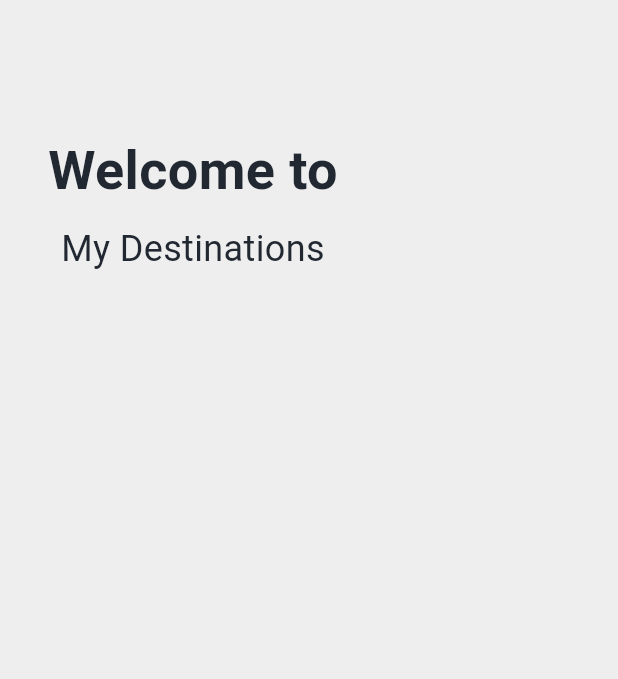
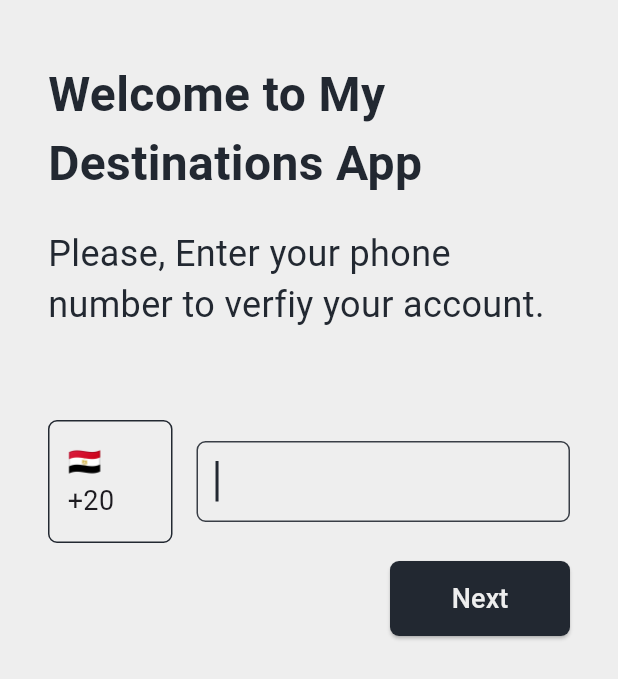
Before and after one commit to eng-abdallahyasser/My-Destinations-App, a Flutter app: the LoginScreen screen opened directly, on a phone screen of 412 x 824 dp. Shown: the top 679 px of the screen. Run offline on Flutter 3.47's test engine with Material 3 defaults, Android fonts, the phone set to English and light mode, and no system bars; our stand-ins replace firebase_core; accounts and stored records are empty.

Commit message:
"Updated LoginScreen with new UI components and functionality, and modified AppRouter and main.dart to accommodate changes."

```diff
--- a/my_destinations/lib/UI/screens/login_screen.dart
+++ b/my_destinations/lib/UI/screens/login_screen.dart
@@ -1,32 +1,112 @@
 import 'package:flutter/material.dart';
 import 'package:my_destinations/constants/my_colors.dart';
 
+// ignore: must_be_immutable
 class LoginScreen extends StatelessWidget {
-  const LoginScreen({super.key});
+  LoginScreen({super.key});
+
+  String _phone = '';
 
   Widget _bluidIntroTexts() {
-  return const Column(
-    children: [
+    return const Column(children: [
       Text(
-        'Welcome to',
+        'Welcome to My Destinations App',
         style: TextStyle(
-          fontSize: 36,
+          fontSize: 32,
           color: MyColors.myBlack,
           fontWeight: FontWeight.bold,
         ),
       ),
       SizedBox(
-            height: 10,
+        height: 20,
       ),
       Text(
-            'My Destinations',
+        'Please, Enter your phone number to verfiy your account.',
         style: TextStyle(
           fontSize: 24,
           color: MyColors.myBlack,
-
         ),
       ),
-    ]
+      SizedBox(
+        height: 60,
+      )
+    ]);
+  }
+
+  Widget _bluidPhoneFormField() {
+    return Row(
+      children: [
+        Expanded(
+          flex: 1,
+          child: Container(
+              padding: const EdgeInsets.symmetric(horizontal: 12, vertical: 14),
+              decoration: BoxDecoration(
+                  border: Border.all(color: MyColors.myBlack),
+                  borderRadius: const BorderRadius.all(Radius.circular(6))),
+              child: Text(
+                "${generateCountryFlag('eg')} +20",
+                style: const TextStyle(fontSize: 18),
+              )),
+        ),
+        const SizedBox(
+          width: 16,
+        ),
+        Expanded(
+          flex: 3,
+          child: Container(
+              padding: const EdgeInsets.symmetric(horizontal: 12, vertical: 2),
+              decoration: BoxDecoration(
+                  border: Border.all(color: MyColors.mySoftBlack),
+                  borderRadius: const BorderRadius.all(Radius.circular(6))),
+              child: TextFormField(
+                autofocus: true,
+                style: const TextStyle(
+                  fontSize: 18,
+                  letterSpacing: 4,
+                ),
+                decoration: const InputDecoration(border: InputBorder.none),
+                cursorColor: MyColors.myBlack,
+                keyboardType: TextInputType.phone,
+                validator: (value) {
+                  if (value!.isEmpty) {
+                    return 'Please enter your phone number!';
+                  } else if (value.length > 11) {
+                    return 'Too short for a phone number!';
+                  }
+                  return null;
+                },
+                onSaved: (value) {
+                  _phone = value!;
+                },
+              )),
+        ),
+      ],
+    );
+  }
+
+  String generateCountryFlag(String countryCode) {
+    return countryCode.toUpperCase().replaceAllMapped(RegExp(r'[A-Z]'),
+        (match) => String.fromCharCode(match.group(0)!.codeUnitAt(0) + 127397));
+  }
+
+  Widget _bluidNextButton() {
+    return Align(
+      alignment: Alignment.centerRight,
+      child: Padding(
+        padding: EdgeInsets.symmetric(vertical: 12),
+        child: ElevatedButton(
+          onPressed: () {},
+          style: ElevatedButton.styleFrom(
+              minimumSize: const Size(120, 50),
+              backgroundColor: MyColors.myBlack,
+              shape: RoundedRectangleBorder(
+                  borderRadius: BorderRadius.circular(6))),
+          child: const Text(
+            'Next',
+            style: TextStyle(fontSize: 18, color: MyColors.myWhite),
+          ),
+        ),
+      ),
     );
   }
 
@@ -38,11 +118,13 @@ Widget _bluidIntroTexts() {
         body: Form(
           key: UniqueKey(),
           child: Container(
-            margin: EdgeInsets.symmetric(horizontal: 32,vertical: 88),
+            margin: EdgeInsets.symmetric(horizontal: 32, vertical: 40),
             child: Column(
               crossAxisAlignment: CrossAxisAlignment.start,
               children: [
                 _bluidIntroTexts(),
+                _bluidPhoneFormField(),
+                _bluidNextButton(),
               ],
             ),
           ),
--- a/my_destinations/lib/app_router.dart
+++ b/my_destinations/lib/app_router.dart
@@ -8,7 +8,7 @@ class AppRouter {
       case '/':
       return MaterialPageRoute(builder: (_) => const HomeScreen());
       case '/login':
-      return MaterialPageRoute(builder: (_) => const LoginScreen());
+      return MaterialPageRoute(builder: (_) => LoginScreen());
       default:
       return MaterialPageRoute(builder: (_) => const Scaffold(body: Center(child: Text('Route not found'))));
     }
--- a/my_destinations/lib/main.dart
+++ b/my_destinations/lib/main.dart
@@ -1,9 +1,9 @@
 import 'package:firebase_core/firebase_core.dart';
 import 'package:flutter/material.dart';
+import 'package:my_destinations/UI/screens/login_screen.dart';
 import 'package:my_destinations/app_router.dart';
 
 void main() async {
-
   WidgetsFlutterBinding.ensureInitialized();
   await Firebase.initializeApp();
 
@@ -27,12 +27,14 @@ class MyApp extends StatelessWidget {
         useMaterial3: true,
       ),
       home: Scaffold(
-          appBar: AppBar(
-        title: const Text(
-          'Flutter Demo Home Page!',
-          style: TextStyle(color: Colors.black87),
+        appBar: AppBar(
+          title: const Text(
+            'Flutter Demo Home Page!',
+            style: TextStyle(color: Colors.black87),
+          ),
         ),
-      )),
+        body: LoginScreen(),
+      ),
     );
   }
 }
```
Lines whose indentation alone changed are shown as unchanged.
